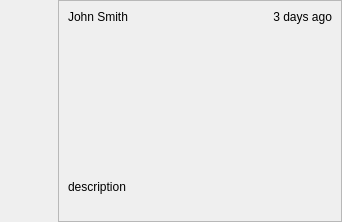
First picture: the form in python/app/widgets/activity_stream/resources/new_item_widget.ui, repository shotgunsoftware/tk-multi-shotgunpanel, before the edit.
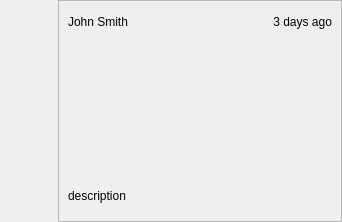
Second picture: the form after the edit. Icons and pictures are not drawn. Custom widgets are drawn as their Qt base class.

The edit to the form file:
```diff
--- a/python/app/widgets/activity_stream/resources/new_item_widget.ui
+++ b/python/app/widgets/activity_stream/resources/new_item_widget.ui
@@ -143,12 +143,6 @@
       </item>
       <item>
        <widget class="QLabel" name="footer">
-        <property name="sizePolicy">
-         <sizepolicy hsizetype="Expanding" vsizetype="Expanding">
-          <horstretch>0</horstretch>
-          <verstretch>0</verstretch>
-         </sizepolicy>
-        </property>
         <property name="text">
          <string>description</string>
         </property>
```
Left out of the diff: 3 changed lines with no effect on the pictures.
